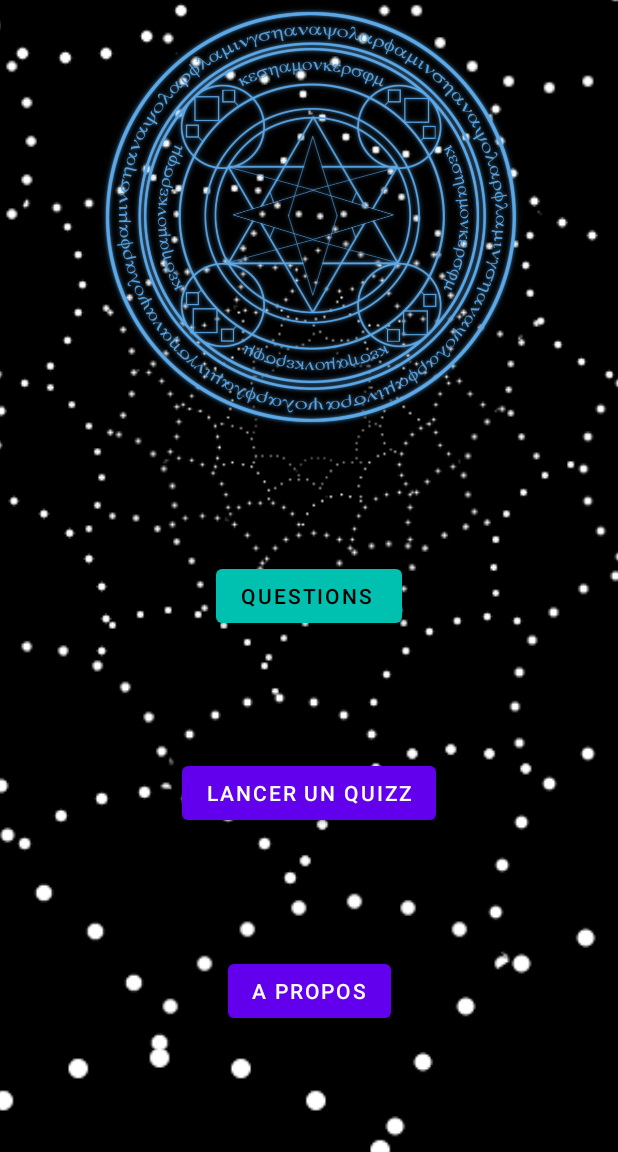
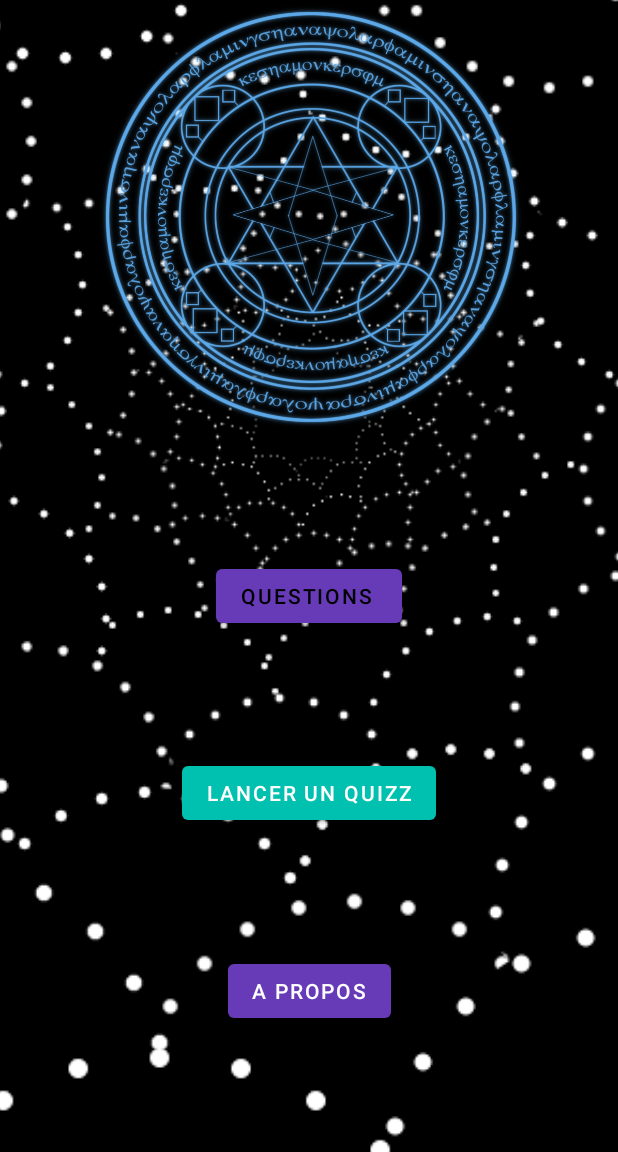
Before and after one commit to coding-factory-classrooms/android-l2-flashcards-groupe-7-alchimie, an Android app: the screen it shows after launch (HomePageActivity), on a phone screen of 412 x 824 dp, the part 84-1236 px from its top. Run offline under Robolectric (Android 15) with nearby library versions, the phone set to English and light mode, and no system bars; Roboto replaces fonts that are not available here.

Commit message:
design fix

```diff
--- a/app/src/main/res/layout/activity_home_page.xml
+++ b/app/src/main/res/layout/activity_home_page.xml
@@ -11,6 +11,7 @@
         android:layout_width="wrap_content"
         android:layout_height="wrap_content"
         android:text="lancer un quizz"
+        app:backgroundTint="#00C1AF"
         app:layout_constraintBottom_toBottomOf="parent"
         app:layout_constraintEnd_toEndOf="parent"
         app:layout_constraintStart_toStartOf="parent"
@@ -21,6 +22,7 @@
         android:layout_width="wrap_content"
         android:layout_height="wrap_content"
         android:text="A propos"
+        app:backgroundTint="#673AB7"
         app:layout_constraintBottom_toBottomOf="parent"
         app:layout_constraintEnd_toEndOf="parent"
         app:layout_constraintStart_toStartOf="parent"
@@ -32,7 +34,7 @@
         android:layout_height="wrap_content"
         android:text="Questions "
         android:textColor="#000000"
-        app:backgroundTint="#00C1AF"
+        app:backgroundTint="#673AB7"
         app:layout_constraintBottom_toTopOf="@+id/quizzButton"
         app:layout_constraintEnd_toEndOf="parent"
         app:layout_constraintStart_toStartOf="parent"
--- a/app/src/main/res/layout/item_flashcard.xml
+++ b/app/src/main/res/layout/item_flashcard.xml
@@ -19,9 +19,9 @@
         android:id="@+id/answersTextView"
         android:layout_width="0dp"
         android:layout_height="0dp"
-        android:background="@drawable/sans_titre_1"
+        android:background="#5E5E5E"
         android:fontFamily="sans-serif-black"
-        android:textColor="#FFFFFF"
+        android:textColor="#000000"
         android:textSize="24sp"
         android:textStyle="bold|italic"
         android:typeface="monospace"
```
